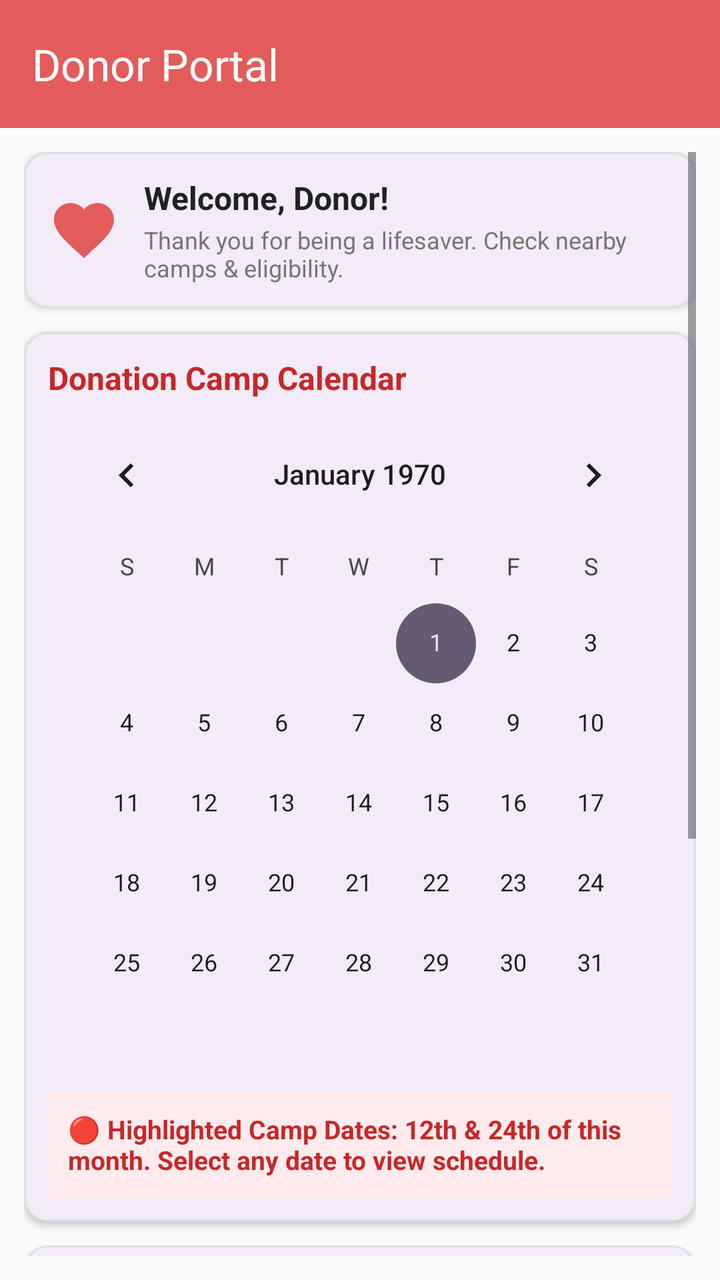
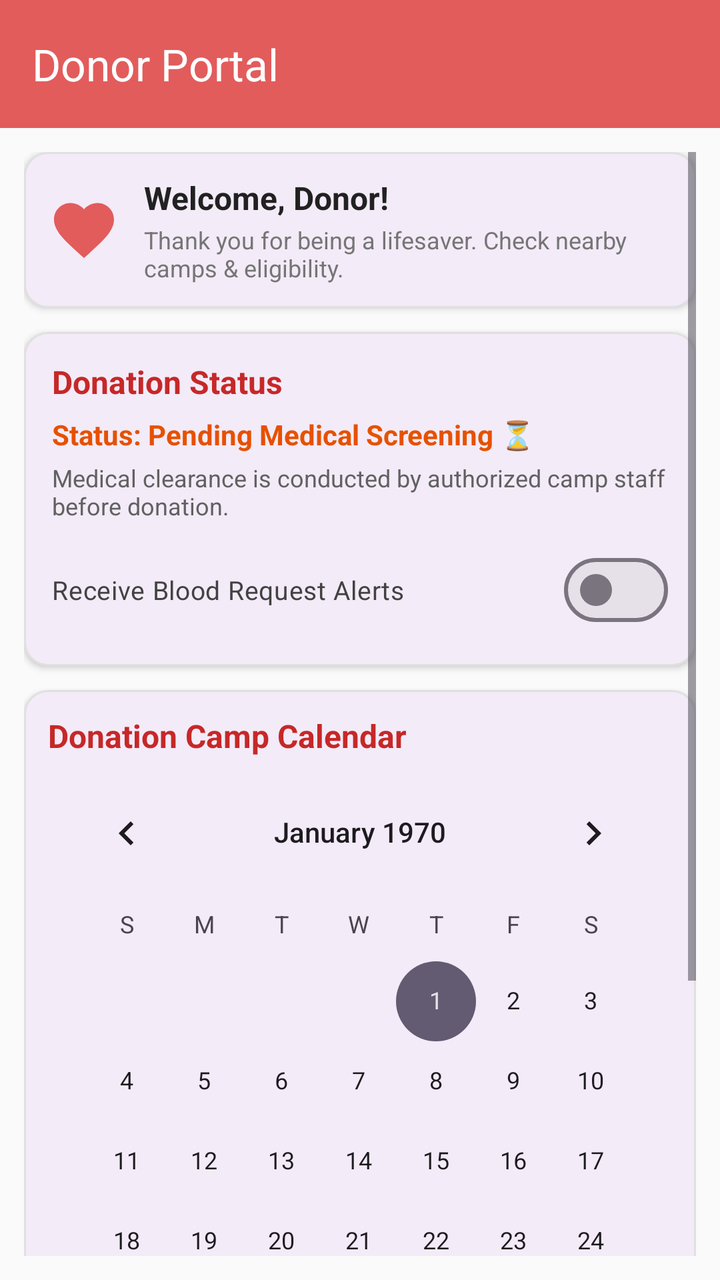

Two renders of the same Android screen: before a commit and after it. Below are the layout's source before the change and the commit's diff.
<!-- AndroidManifest.xml: application theme Theme.BloodBank -->
<!-- res/layout/activity_donor.xml -->
<?xml version="1.0" encoding="utf-8"?>
<androidx.coordinatorlayout.widget.CoordinatorLayout
    xmlns:android="http://schemas.android.com/apk/res/android"
    xmlns:app="http://schemas.android.com/apk/res-auto"
    android:id="@+id/coordinatorLayoutDonor"
    android:layout_width="match_parent"
    android:layout_height="match_parent"
    android:fitsSystemWindows="true">

    <LinearLayout
        android:layout_width="match_parent"
        android:layout_height="match_parent"
        android:orientation="vertical">

        
        <com.google.android.material.appbar.AppBarLayout
            android:layout_width="match_parent"
            android:layout_height="wrap_content">

            <com.google.android.material.appbar.MaterialToolbar
                android:id="@+id/toolbarDonor"
                android:layout_width="match_parent"
                android:layout_height="?attr/actionBarSize"
                android:background="@color/pastel_red"
                app:title="@string/donor_portal_title"
                app:titleTextColor="@android:color/white" />

        </com.google.android.material.appbar.AppBarLayout>

        <ScrollView
            android:layout_width="match_parent"
            android:layout_height="0dp"
            android:layout_weight="1"
            android:padding="12dp">

            <LinearLayout
                android:layout_width="match_parent"
                android:layout_height="wrap_content"
                android:orientation="vertical">

                
                <com.google.android.material.card.MaterialCardView
                    android:layout_width="match_parent"
                    android:layout_height="wrap_content"
                    app:cardCornerRadius="12dp"
                    app:cardElevation="2dp"
                    app:strokeWidth="1dp"
                    app:strokeColor="#E0E0E0"
                    android:layout_marginBottom="12dp">

                    <LinearLayout
                        android:layout_width="match_parent"
                        android:layout_height="wrap_content"
                        android:orientation="horizontal"
                        android:padding="12dp"
                        android:gravity="center_vertical">

                        <ImageView
                            android:layout_width="36dp"
                            android:layout_height="36dp"
                            android:src="@drawable/ic_donor_heart"
                            android:contentDescription="@string/role_donor" />

                        <LinearLayout
                            android:layout_width="0dp"
                            android:layout_height="wrap_content"
                            android:layout_weight="1"
                            android:orientation="vertical"
                            android:layout_marginStart="12dp">

                            <TextView
                                android:id="@+id/tvDonorWelcome"
                                android:layout_width="wrap_content"
                                android:layout_height="wrap_content"
                                android:text="@string/donor_welcome"
                                android:textSize="16sp"
                                android:textStyle="bold"
                                android:textColor="#212121" />

                            <TextView
                                android:layout_width="wrap_content"
                                android:layout_height="wrap_content"
                                android:text="@string/donor_welcome_desc"
                                android:textSize="12sp"
                                android:textColor="#757575"
                                android:layout_marginTop="2dp" />

                        </LinearLayout>

                    </LinearLayout>

                </com.google.android.material.card.MaterialCardView>

                
                <com.google.android.material.card.MaterialCardView
                    android:layout_width="match_parent"
                    android:layout_height="wrap_content"
                    app:cardCornerRadius="12dp"
                    app:cardElevation="2dp"
                    app:strokeWidth="1dp"
                    app:strokeColor="#E0E0E0"
                    android:layout_marginBottom="12dp">

                    <LinearLayout
                        android:layout_width="match_parent"
                        android:layout_height="wrap_content"
                        android:orientation="vertical"
                        android:padding="12dp">

                        <TextView
                            android:layout_width="wrap_content"
                            android:layout_height="wrap_content"
                            android:text="@string/calendar_camp_title"
                            android:textSize="16sp"
                            android:textStyle="bold"
                            android:textColor="#C62828"
                            android:layout_marginBottom="4dp" />

                        <CalendarView
                            android:id="@+id/calendarViewCamps"
                            android:layout_width="match_parent"
                            android:layout_height="wrap_content"
                            android:theme="@style/Theme.BloodBank" />

                        <TextView
                            android:id="@+id/tvCampScheduleInfo"
                            android:layout_width="match_parent"
                            android:layout_height="wrap_content"
                            android:text="@string/calendar_default_info"
                            android:textSize="13sp"
                            android:textColor="#C62828"
                            android:textStyle="bold"
                            android:background="#FFEBEE"
                            android:padding="10dp"
                            android:layout_marginTop="4dp" />

                    </LinearLayout>

                </com.google.android.material.card.MaterialCardView>

                
                <com.google.android.material.card.MaterialCardView
                    android:layout_width="match_parent"
                    android:layout_height="wrap_content"
                    app:cardCornerRadius="12dp"
                    app:cardElevation="2dp"
                    app:strokeWidth="1dp"
                    app:strokeColor="#E0E0E0"
                    android:layout_marginBottom="16dp">

                    <LinearLayout
                        android:layout_width="match_parent"
                        android:layout_height="wrap_content"
                        android:orientation="vertical"
                        android:padding="14dp">

                        <TextView
                            android:layout_width="wrap_content"
                            android:layout_height="wrap_content"
                            android:text="@string/donor_status_title"
                            android:textSize="16sp"
                            android:textStyle="bold"
                            android:textColor="#C62828"
                            android:layout_marginBottom="6dp" />

                        <TextView
                            android:layout_width="wrap_content"
                            android:layout_height="wrap_content"
                            android:text="@string/donor_status_eligible"
                            android:textSize="14sp"
                            android:textColor="#388E3C"
                            android:textStyle="bold" />

                        <TextView
                            android:layout_width="wrap_content"
                            android:layout_height="wrap_content"
                            android:text="@string/donor_status_last_donation"
                            android:textSize="13sp"
                            android:textColor="#616161"
                            android:layout_marginTop="2dp" />

                    </LinearLayout>

                </com.google.android.material.card.MaterialCardView>

                
                <TextView
                    android:layout_width="match_parent"
                    android:layout_height="wrap_content"
                    android:text="@string/donor_history_title"
                    android:textSize="16sp"
                    android:textStyle="bold"
                    android:textColor="#212121"
                    android:layout_marginBottom="8dp" />

                
                <com.google.android.material.card.MaterialCardView
                    android:layout_width="match_parent"
                    android:layout_height="wrap_content"
                    app:cardCornerRadius="12dp"
                    app:cardElevation="2dp"
                    app:strokeWidth="1dp"
                    app:strokeColor="#E0E0E0"
                    android:layout_marginBottom="8dp">

                    <LinearLayout
                        android:layout_width="match_parent"
                        android:layout_height="wrap_content"
                        android:orientation="vertical"
                        android:padding="12dp">

                        <TextView
                            android:layout_width="wrap_content"
                            android:layout_height="wrap_content"
                            android:text="@string/donor_history_1_date"
                            android:textSize="14sp"
                            android:textStyle="bold"
                            android:textColor="#212121" />

                        <TextView
                            android:layout_width="wrap_content"
                            android:layout_height="wrap_content"
                            android:text="@string/donor_history_1_camp"
                            android:textSize="13sp"
                            android:textColor="#C62828"
                            android:layout_marginTop="2dp" />

                        <LinearLayout
                            android:layout_width="match_parent"
                            android:layout_height="wrap_content"
                            android:orientation="horizontal"
                            android:layout_marginTop="6dp">

                            <TextView
                                android:layout_width="0dp"
                                android:layout_height="wrap_content"
                                android:layout_weight="1"
                                android:text="@string/donor_history_1_hb"
                                android:textSize="13sp"
                                android:textColor="#424242" />

                            <TextView
                                android:layout_width="0dp"
                                android:layout_height="wrap_content"
                                android:layout_weight="1.3"
                                android:text="@string/donor_history_1_volume"
                                android:textSize="13sp"
                                android:textColor="#424242" />

                        </LinearLayout>

                    </LinearLayout>

                </com.google.android.material.card.MaterialCardView>

                
                <com.google.android.material.card.MaterialCardView
                    android:layout_width="match_parent"
                    android:layout_height="wrap_content"
                    app:cardCornerRadius="12dp"
                    app:cardElevation="2dp"
                    app:strokeWidth="1dp"
                    app:strokeColor="#E0E0E0"
                    android:layout_marginBottom="16dp">

                    <LinearLayout
                        android:layout_width="match_parent"
                        android:layout_height="wrap_content"
                        android:orientation="vertical"
                        android:padding="12dp">

                        <TextView
                            android:layout_width="wrap_content"
                            android:layout_height="wrap_content"
                            android:text="@string/donor_history_2_date"
                            android:textSize="14sp"
                            android:textStyle="bold"
                            android:textColor="#212121" />

                        <TextView
                            android:layout_width="wrap_content"
                            android:layout_height="wrap_content"
                            android:text="@string/donor_history_2_camp"
                            android:textSize="13sp"
                            android:textColor="#C62828"
                            android:layout_marginTop="2dp" />

                        <LinearLayout
                            android:layout_width="match_parent"
                            android:layout_height="wrap_content"
                            android:orientation="horizontal"
                            android:layout_marginTop="6dp">

                            <TextView
                                android:layout_width="0dp"
                                android:layout_height="wrap_content"
                                android:layout_weight="1"
                                android:text="@string/donor_history_2_hb"
                                android:textSize="13sp"
                                android:textColor="#424242" />

                            <TextView
                                android:layout_width="0dp"
                                android:layout_height="wrap_content"
                                android:layout_weight="1.3"
                                android:text="@string/donor_history_2_volume"
                                android:textSize="13sp"
                                android:textColor="#424242" />

                        </LinearLayout>

                    </LinearLayout>

                </com.google.android.material.card.MaterialCardView>

            </LinearLayout>

        </ScrollView>

    </LinearLayout>

</androidx.coordinatorlayout.widget.CoordinatorLayout>
<!-- resources referenced by this layout -->
<resources>
  <color name="pastel_red">#E25C5C</color>
  <!-- drawable ic_donor_heart (drawable) -->
  <?xml version="1.0" encoding="utf-8"?>
  <vector xmlns:android="http://schemas.android.com/apk/res/android"
      android:width="48dp"
      android:height="48dp"
      android:viewportWidth="24"
      android:viewportHeight="24">
    <path
        android:fillColor="#E25C5C"
        android:pathData="M12,21.35l-1.45,-1.32C5.4,15.36 2,12.28 2,8.5 2,5.42 4.42,3 7.5,3c1.74,0 3.41,0.81 4.5,2.09C13.09,3.81 14.76,3 16.5,3 19.58,3 22,5.42 22,8.5c0,3.78 -3.4,6.86 -8.55,11.54L12,21.35z"/>
  </vector>
  <string name="calendar_camp_title">Donation Camp Calendar</string>
  <string name="calendar_default_info">🔴 Highlighted Camp Dates: 12th &amp; 24th of this month. Select any date to view schedule.</string>
  <string name="donor_history_1_camp">📍 Location: Central City Blood Camp</string>
  <string name="donor_history_1_date">📅 Date: 15 August 2026</string>
  <string name="donor_history_1_hb">🩸 Hemoglobin: 13.8 g/dL</string>
  <string name="donor_history_1_volume">⚖️ Pumped Blood Weight: 450 ml (0.45 kg)</string>
  <string name="donor_history_2_camp">📍 Location: Red Cross Health Center</string>
  <string name="donor_history_2_date">📅 Date: 10 February 2026</string>
  <string name="donor_history_2_hb">🩸 Hemoglobin: 14.2 g/dL</string>
  <string name="donor_history_2_volume">⚖️ Pumped Blood Weight: 450 ml (0.45 kg)</string>
  <string name="donor_history_title">Past Donation Stats &amp; History</string>
  <string name="donor_portal_title">Donor Portal</string>
  <string name="donor_status_eligible">Status: Eligible to Donate ❤️</string>
  <string name="donor_status_last_donation">Last Donation: 90+ days ago</string>
  <string name="donor_status_title">Donation Status</string>
  <string name="donor_welcome">Welcome, Donor!</string>
  <string name="donor_welcome_desc">Thank you for being a lifesaver. Check nearby camps &amp; eligibility.</string>
  <string name="role_donor">As a Donor</string>
  <style name="Theme.BloodBank" parent="Base.Theme.BloodBank" />
  <style name="Base.Theme.BloodBank" parent="Theme.Material3.DayNight.NoActionBar">
          <item name="android:windowBackground">#FAFAFA</item>
          <item name="materialAlertDialogTheme">@style/MaterialDialogCardTheme</item>
      </style>
  <style name="MaterialDialogCardTheme" parent="ThemeOverlay.Material3.MaterialAlertDialog">
          <item name="shapeAppearanceOverlay">@style/DialogCardShape</item>
      </style>
  <style name="DialogCardShape" parent="">
          <item name="cornerSize">20dp</item>
      </style>
</resources>

<!-- the commit's change to res/layout/activity_donor.xml (unified diff, before → after) -->
@@ -7,31 +7,26 @@
     android:layout_height="match_parent"
     android:fitsSystemWindows="true">
 
-    <LinearLayout
+    
+    <com.google.android.material.appbar.AppBarLayout
+        android:layout_width="match_parent"
+        android:layout_height="wrap_content">
+
+        <com.google.android.material.appbar.MaterialToolbar
+            android:id="@+id/toolbarDonor"
+            android:layout_width="match_parent"
+            android:layout_height="?attr/actionBarSize"
+            android:background="@color/pastel_red"
+            app:title="@string/donor_portal_title"
+            app:titleTextColor="@android:color/white" />
+
+    </com.google.android.material.appbar.AppBarLayout>
+
+    <ScrollView
         android:layout_width="match_parent"
         android:layout_height="match_parent"
-        android:orientation="vertical">
-
-        
-        <com.google.android.material.appbar.AppBarLayout
-            android:layout_width="match_parent"
-            android:layout_height="wrap_content">
-
-            <com.google.android.material.appbar.MaterialToolbar
-                android:id="@+id/toolbarDonor"
-                android:layout_width="match_parent"
-                android:layout_height="?attr/actionBarSize"
-                android:background="@color/pastel_red"
-                app:title="@string/donor_portal_title"
-                app:titleTextColor="@android:color/white" />
-
-        </com.google.android.material.appbar.AppBarLayout>
-
-        <ScrollView
-            android:layout_width="match_parent"
-            android:layout_height="0dp"
-            android:layout_weight="1"
-            android:padding="12dp">
+        android:padding="12dp"
+        app:layout_behavior="@string/appbar_scrolling_view_behavior">
 
             <LinearLayout
                 android:layout_width="match_parent"
@@ -52,8 +47,8 @@
                         android:layout_width="match_parent"
                         android:layout_height="wrap_content"
                         android:orientation="horizontal"
-                        android:padding="12dp"
-                        android:gravity="center_vertical">
+                        android:gravity="center_vertical"
+                        android:padding="12dp">
 
                         <ImageView
                             android:layout_width="36dp"
@@ -105,6 +100,62 @@
                         android:layout_width="match_parent"
                         android:layout_height="wrap_content"
                         android:orientation="vertical"
+                        android:padding="14dp">
+
+                        <TextView
+                            android:layout_width="wrap_content"
+                            android:layout_height="wrap_content"
+                            android:text="@string/donor_status_title"
+                            android:textSize="16sp"
+                            android:textStyle="bold"
+                            android:textColor="#C62828"
+                            android:layout_marginBottom="6dp" />
+
+                        <TextView
+                            android:id="@+id/tvScreeningStatus"
+                            android:layout_width="wrap_content"
+                            android:layout_height="wrap_content"
+                            android:text="@string/status_pending_screening"
+                            android:textSize="14sp"
+                            android:textColor="#E65100"
+                            android:textStyle="bold" />
+
+                        <TextView
+                            android:id="@+id/tvScreeningNotice"
+                            android:layout_width="wrap_content"
+                            android:layout_height="wrap_content"
+                            android:text="@string/screening_notice"
+                            android:textSize="12sp"
+                            android:textColor="#616161"
+                            android:layout_marginTop="4dp" />
+
+                        <com.google.android.material.materialswitch.MaterialSwitch
+                            android:id="@+id/switchNotifications"
+                            android:layout_width="match_parent"
+                            android:layout_height="wrap_content"
+                            android:text="@string/label_notification_alerts"
+                            android:textSize="13sp"
+                            android:textColor="#424242"
+                            android:layout_marginTop="10dp" />
+
+                    </LinearLayout>
+
+                </com.google.android.material.card.MaterialCardView>
+
+                
+                <com.google.android.material.card.MaterialCardView
+                    android:layout_width="match_parent"
+                    android:layout_height="wrap_content"
+                    app:cardCornerRadius="12dp"
+                    app:cardElevation="2dp"
+                    app:strokeWidth="1dp"
+                    app:strokeColor="#E0E0E0"
+                    android:layout_marginBottom="12dp">
+
+                    <LinearLayout
+                        android:layout_width="match_parent"
+                        android:layout_height="wrap_content"
+                        android:orientation="vertical"
                         android:padding="12dp">
 
                         <TextView
@@ -126,7 +177,7 @@
                             android:id="@+id/tvCampScheduleInfo"
                             android:layout_width="match_parent"
                             android:layout_height="wrap_content"
-                            android:text="@string/calendar_default_info"
+                            android:text="@string/calendar_select_notice"
                             android:textSize="13sp"
                             android:textColor="#C62828"
                             android:textStyle="bold"
@@ -134,50 +185,14 @@
                             android:padding="10dp"
                             android:layout_marginTop="4dp" />
 
-                    </LinearLayout>
-
-                </com.google.android.material.card.MaterialCardView>
-
-                
-                <com.google.android.material.card.MaterialCardView
-                    android:layout_width="match_parent"
-                    android:layout_height="wrap_content"
-                    app:cardCornerRadius="12dp"
-                    app:cardElevation="2dp"
-                    app:strokeWidth="1dp"
-                    app:strokeColor="#E0E0E0"
-                    android:layout_marginBottom="16dp">
-
-                    <LinearLayout
-                        android:layout_width="match_parent"
-                        android:layout_height="wrap_content"
-                        android:orientation="vertical"
-                        android:padding="14dp">
-
-                        <TextView
-                            android:layout_width="wrap_content"
-                            android:layout_height="wrap_content"
-                            android:text="@string/donor_status_title"
-                            android:textSize="16sp"
-                            android:textStyle="bold"
-                            android:textColor="#C62828"
-                            android:layout_marginBottom="6dp" />
-
-                        <TextView
-                            android:layout_width="wrap_content"
-                            android:layout_height="wrap_content"
-                            android:text="@string/donor_status_eligible"
-                            android:textSize="14sp"
-                            android:textColor="#388E3C"
-                            android:textStyle="bold" />
-
-                        <TextView
-                            android:layout_width="wrap_content"
-                            android:layout_height="wrap_content"
-                            android:text="@string/donor_status_last_donation"
-                            android:textSize="13sp"
-                            android:textColor="#616161"
-                            android:layout_marginTop="2dp" />
+                        <com.google.android.material.button.MaterialButton
+                            android:id="@+id/btnRegisterCamp"
+                            android:layout_width="match_parent"
+                            android:layout_height="wrap_content"
+                            android:text="@string/btn_register_camp"
+                            android:visibility="gone"
+                            android:layout_marginTop="8dp"
+                            app:cornerRadius="8dp" />
 
                     </LinearLayout>
 
@@ -194,129 +209,14 @@
                     android:layout_marginBottom="8dp" />
 
                 
-                <com.google.android.material.card.MaterialCardView
-                    android:layout_width="match_parent"
-                    android:layout_height="wrap_content"
-                    app:cardCornerRadius="12dp"
-                    app:cardElevation="2dp"
-                    app:strokeWidth="1dp"
-                    app:strokeColor="#E0E0E0"
-                    android:layout_marginBottom="8dp">
-
-                    <LinearLayout
-                        android:layout_width="match_parent"
-                        android:layout_height="wrap_content"
-                        android:orientation="vertical"
-                        android:padding="12dp">
-
-                        <TextView
-                            android:layout_width="wrap_content"
-                            android:layout_height="wrap_content"
-                            android:text="@string/donor_history_1_date"
-                            android:textSize="14sp"
-                            android:textStyle="bold"
-                            android:textColor="#212121" />
-
-                        <TextView
-                            android:layout_width="wrap_content"
-                            android:layout_height="wrap_content"
-                            android:text="@string/donor_history_1_camp"
-                            android:textSize="13sp"
-                            android:textColor="#C62828"
-                            android:layout_marginTop="2dp" />
-
-                        <LinearLayout
-                            android:layout_width="match_parent"
-                            android:layout_height="wrap_content"
-                            android:orientation="horizontal"
-                            android:layout_marginTop="6dp">
-
-                            <TextView
-                                android:layout_width="0dp"
-                                android:layout_height="wrap_content"
-                                android:layout_weight="1"
-                                android:text="@string/donor_history_1_hb"
-                                android:textSize="13sp"
-                                android:textColor="#424242" />
-
-                            <TextView
-                                android:layout_width="0dp"
-                                android:layout_height="wrap_content"
-                                android:layout_weight="1.3"
-                                android:text="@string/donor_history_1_volume"
-                                android:textSize="13sp"
-                                android:textColor="#424242" />
-
-                        </LinearLayout>
-
-                    </LinearLayout>
-
-                </com.google.android.material.card.MaterialCardView>
-
-                
-                <com.google.android.material.card.MaterialCardView
-                    android:layout_width="match_parent"
-                    android:layout_height="wrap_content"
-                    app:cardCornerRadius="12dp"
-                    app:cardElevation="2dp"
-                    app:strokeWidth="1dp"
-                    app:strokeColor="#E0E0E0"
-                    android:layout_marginBottom="16dp">
-
-                    <LinearLayout
-                        android:layout_width="match_parent"
-                        android:layout_height="wrap_content"
-                        android:orientation="vertical"
-                        android:padding="12dp">
-
-                        <TextView
-                            android:layout_width="wrap_content"
-                            android:layout_height="wrap_content"
-                            android:text="@string/donor_history_2_date"
-                            android:textSize="14sp"
-                            android:textStyle="bold"
-                            android:textColor="#212121" />
-
-                        <TextView
-                            android:layout_width="wrap_content"
-                            android:layout_height="wrap_content"
-                            android:text="@string/donor_history_2_camp"
-                            android:textSize="13sp"
-                            android:textColor="#C62828"
-                            android:layout_marginTop="2dp" />
-
-                        <LinearLayout
-                            android:layout_width="match_parent"
-                            android:layout_height="wrap_content"
-                            android:orientation="horizontal"
-                            android:layout_marginTop="6dp">
-
-                            <TextView
-                                android:layout_width="0dp"
-                                android:layout_height="wrap_content"
-                                android:layout_weight="1"
-                                android:text="@string/donor_history_2_hb"
-                                android:textSize="13sp"
-                                android:textColor="#424242" />
-
-                            <TextView
-                                android:layout_width="0dp"
-                                android:layout_height="wrap_content"
-                                android:layout_weight="1.3"
-                                android:text="@string/donor_history_2_volume"
-                                android:textSize="13sp"
-                                android:textColor="#424242" />
-
-                        </LinearLayout>
-
-                    </LinearLayout>
-
-                </com.google.android.material.card.MaterialCardView>
+                <LinearLayout
+                    android:id="@+id/containerDonorHistory"
+                    android:layout_width="match_parent"
+                    android:layout_height="wrap_content"
+                    android:orientation="vertical" />
 
             </LinearLayout>
 
-        </ScrollView>
-
-    </LinearLayout>
+    </ScrollView>
 
 </androidx.coordinatorlayout.widget.CoordinatorLayout>
<!-- resource entries referenced after the edit -->
@@ -12,24 +12,18 @@
         android:fillColor="#E25C5C"
         android:pathData="M12,21.35l-1.45,-1.32C5.4,15.36 2,12.28 2,8.5 2,5.42 4.42,3 7.5,3c1.74,0 3.41,0.81 4.5,2.09C13.09,3.81 14.76,3 16.5,3 19.58,3 22,5.42 22,8.5c0,3.78 -3.4,6.86 -8.55,11.54L12,21.35z"/>
   </vector>
+  <string name="btn_register_camp">Register for Selected Camp</string>
   <string name="calendar_camp_title">Donation Camp Calendar</string>
-  <string name="calendar_default_info">🔴 Highlighted Camp Dates: 12th &amp; 24th of this month. Select any date to view schedule.</string>
-  <string name="donor_history_1_camp">📍 Location: Central City Blood Camp</string>
-  <string name="donor_history_1_date">📅 Date: 15 August 2026</string>
-  <string name="donor_history_1_hb">🩸 Hemoglobin: 13.8 g/dL</string>
-  <string name="donor_history_1_volume">⚖️ Pumped Blood Weight: 450 ml (0.45 kg)</string>
-  <string name="donor_history_2_camp">📍 Location: Red Cross Health Center</string>
-  <string name="donor_history_2_date">📅 Date: 10 February 2026</string>
-  <string name="donor_history_2_hb">🩸 Hemoglobin: 14.2 g/dL</string>
-  <string name="donor_history_2_volume">⚖️ Pumped Blood Weight: 450 ml (0.45 kg)</string>
+  <string name="calendar_select_notice">📅 Select any date to view published donation camps.</string>
   <string name="donor_history_title">Past Donation Stats &amp; History</string>
   <string name="donor_portal_title">Donor Portal</string>
-  <string name="donor_status_eligible">Status: Eligible to Donate ❤️</string>
-  <string name="donor_status_last_donation">Last Donation: 90+ days ago</string>
   <string name="donor_status_title">Donation Status</string>
   <string name="donor_welcome">Welcome, Donor!</string>
   <string name="donor_welcome_desc">Thank you for being a lifesaver. Check nearby camps &amp; eligibility.</string>
+  <string name="label_notification_alerts">Receive Blood Request Alerts</string>
   <string name="role_donor">As a Donor</string>
+  <string name="screening_notice">Medical clearance is conducted by authorized camp staff before donation.</string>
+  <string name="status_pending_screening">Status: Pending Medical Screening ⏳</string>
   <style name="Theme.BloodBank" parent="Base.Theme.BloodBank" />
   <style name="Base.Theme.BloodBank" parent="Theme.Material3.DayNight.NoActionBar">
           <item name="android:windowBackground">#FAFAFA</item>
